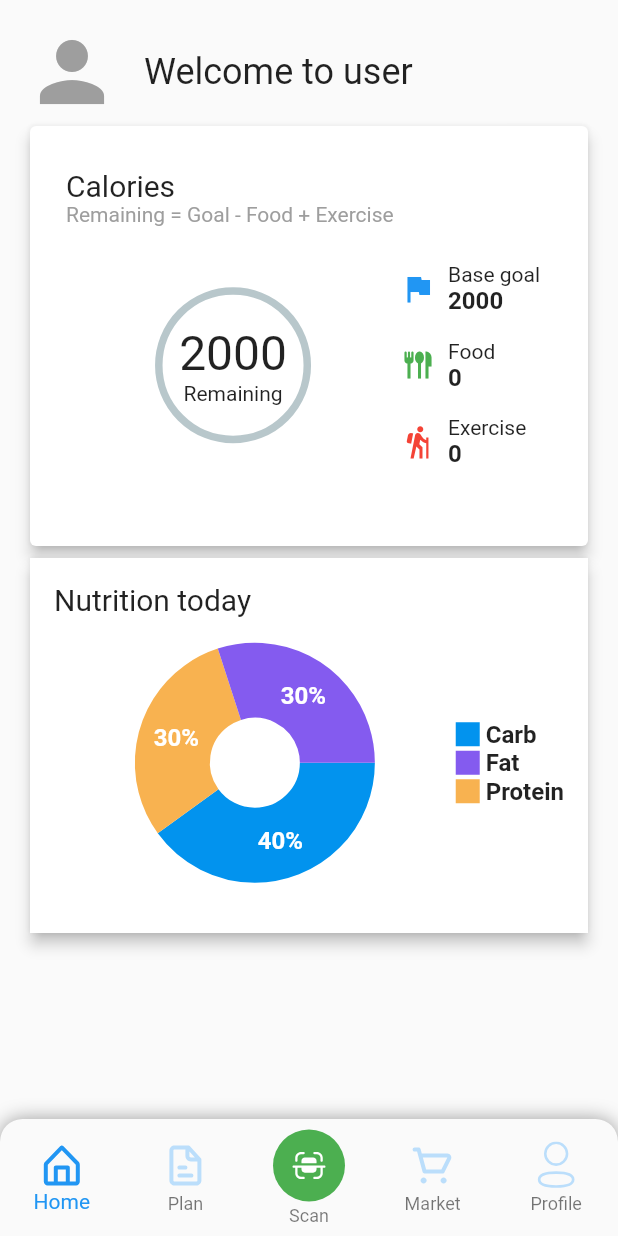
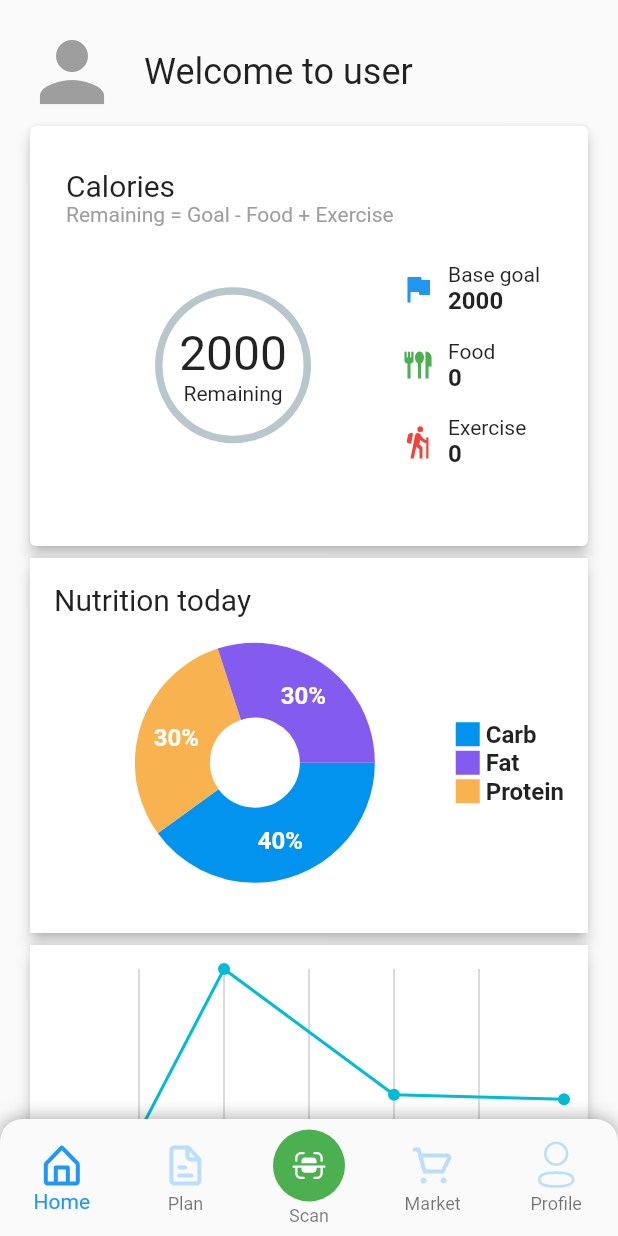
Before and after one commit to SonNguyen9720/plan_meal_app, a Flutter app: the HomeScreen screen opened by its route, on a phone screen of 412 x 824 dp. Run offline on Flutter 3.47's test engine with Material 2 defaults, Android fonts, the phone set to English and light mode, and no system bars; drawn by our look-alikes of fl_chart, percent_indicator; our stand-ins replace bloc, camera, carousel_slider, dio, dotted_border, equatable and 11 more; accounts and stored records are empty; Roboto replaces fonts that are missing (Signika).

Commit message:
Add chart

```diff
--- /dev/null
+++ b/lib/data/local/chart_test.dart
@@ -0,0 +1,21 @@
+import 'dart:math';
+import 'package:collection/collection.dart';
+
+class WeightPoint {
+  final double x;
+  final double y;
+
+  WeightPoint({required this.x, required this.y});
+}
+
+List<WeightPoint> get weightPoint {
+  final Random random = Random();
+  final randomNumbers = <double>[];
+  for (var i = 1; i <= 4; i++) {
+    randomNumbers.add(random.nextDouble());
+  }
+
+  return randomNumbers.mapIndexed(
+      (index, element) => WeightPoint(x: index.toDouble(), y: element)
+  ).toList();
+}
--- a/lib/presentation/features/home/home_screen.dart
+++ b/lib/presentation/features/home/home_screen.dart
@@ -3,10 +3,17 @@ import 'package:flutter/material.dart';
 import 'package:google_fonts/google_fonts.dart';
 import 'package:percent_indicator/circular_percent_indicator.dart';
 import 'package:plan_meal_app/config/theme.dart';
+import 'package:plan_meal_app/data/local/chart_test.dart';
 import 'package:plan_meal_app/presentation/widgets/independent/scaffold.dart';
 
-class HomeScreen extends StatelessWidget {
+class HomeScreen extends StatefulWidget {
   const HomeScreen({Key? key}) : super(key: key);
+
+  @override
+  State<HomeScreen> createState() => _HomeScreenState();
+}
+
+class _HomeScreenState extends State<HomeScreen> {
 
   @override
   Widget build(BuildContext context) {
@@ -156,6 +163,40 @@ class HomeScreen extends StatelessWidget {
                       ),
                     ),
                   ),
+                  Card(
+                    elevation: 4,
+                    child: Container(
+                      height: 250,
+                      padding: const EdgeInsets.all(16),
+                      decoration: const BoxDecoration(color: Colors.white),
+                      child: LineChart(
+                        LineChartData(
+                          lineBarsData: [
+                            LineChartBarData(
+                              spots: weightPoint.map((point) => FlSpot(point.x, point.y)).toList(),
+                              isCurved: false,
+                            ),
+                          ],
+                          gridData: FlGridData(
+                            drawVerticalLine: true,
+                            drawHorizontalLine: false,
+                          ),
+                          borderData: FlBorderData(
+                            show: false,
+                          ),
+                          titlesData: FlTitlesData(
+                            show: true,
+                            leftTitles: SideTitles(showTitles: false),
+                            topTitles: SideTitles(showTitles: false),
+                            bottomTitles: SideTitles(
+                              getTitles: bottomTitleWidgets,
+                              interval: 1, reservedSize: 40,
+                            )
+                          ),
+                        ),
+                      ),
+                    ),
+                  ),
                 ],
               ),
             ),
@@ -253,4 +294,26 @@ class HomeScreen extends StatelessWidget {
       ],
     );
   }
+
+  String bottomTitleWidgets(double value) {
+    String text;
+    switch (value.toInt()) {
+      case 1:
+        text = "week 1";
+        break;
+      case 2:
+        text = "week 2";
+        break;
+      case 3:
+        text = "week 3";
+        break;
+      case 4:
+        text = "week 4";
+        break;
+      default:
+        return "";
+    }
+
+    return text;
+  }
 }
```
